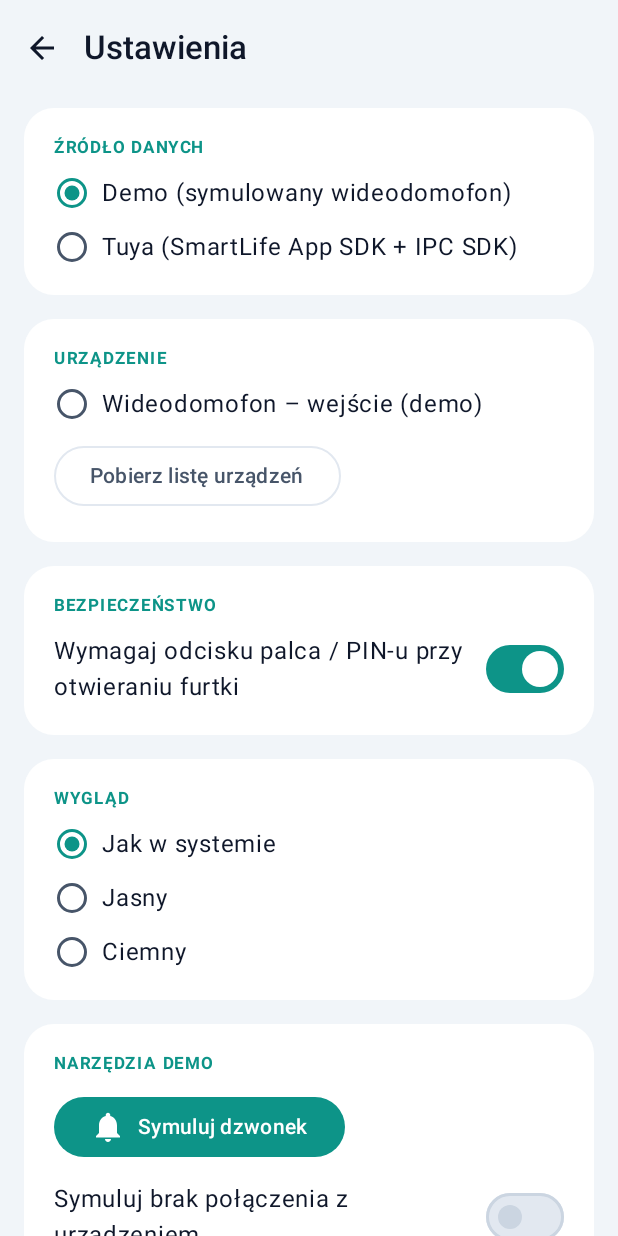
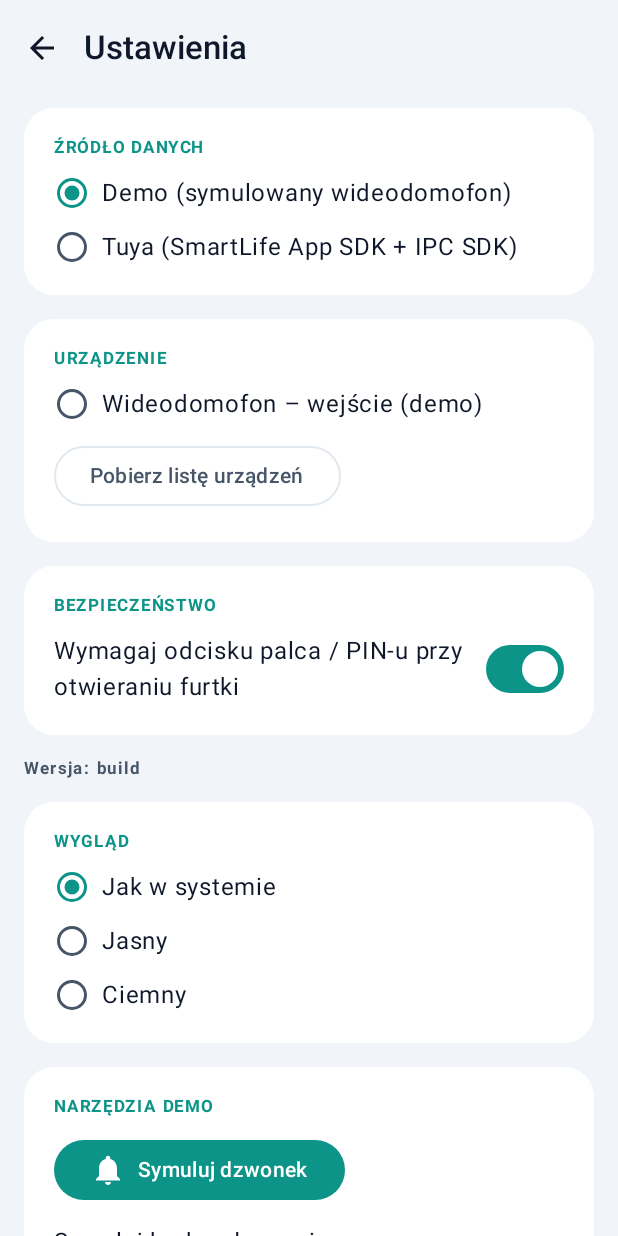
Before and after one commit to MichalSekula/MyVideoFonLite, an Android app built with Jetpack Compose: the SettingsScreen screen opened through its navigation route, on a phone screen of 412 x 824 dp. Run offline under Robolectric (Android 15) with nearby library versions, the phone set to English and light mode, and no system bars.

Commit message:
Show the CI build number in Settings, error dialogs and the APK artifact name
Co-Authored-By: Claude Opus 5.5 <noreply@anthropic.com>
Claude-Session: https://claude.ai/code/session_01Eu1VQGAdp6qwCcvcCuHeYh

```diff
--- a/app/build.gradle.kts
+++ b/app/build.gradle.kts
@@ -28,6 +28,8 @@ android {
         versionName = "0.1.0"
         testInstrumentationRunner = "androidx.test.runner.AndroidJUnitRunner"
 
+        // Numer builda z GitHub Actions – widoczny w Ustawieniach, żeby odróżnić wersje APK.
+        buildConfigField("String", "BUILD_ID", "\"${System.getenv("GITHUB_RUN_NUMBER") ?: "lokalny"}\"")
         buildConfigField("String", "TUYA_APP_KEY", "\"${localProps.getProperty("tuya.appKey", "")}\"")
         buildConfigField("String", "TUYA_APP_SECRET", "\"${localProps.getProperty("tuya.appSecret", "")}\"")
     }
--- a/app/src/main/java/pl/sekula/myvideofonlite/presentation/settings/SettingsScreen.kt
+++ b/app/src/main/java/pl/sekula/myvideofonlite/presentation/settings/SettingsScreen.kt
@@ -39,6 +39,7 @@ import androidx.compose.ui.text.input.KeyboardType
 import androidx.compose.ui.text.input.PasswordVisualTransformation
 import androidx.compose.ui.res.painterResource
 import androidx.compose.ui.unit.dp
+import pl.sekula.myvideofonlite.BuildConfig
 import pl.sekula.myvideofonlite.R
 import pl.sekula.myvideofonlite.presentation.common.SectionCard
 import androidx.lifecycle.compose.collectAsStateWithLifecycle
@@ -139,6 +140,12 @@ fun SettingsScreen(
                     onChange = viewModel::setRequireBiometric,
                 )
             }
+
+            Text(
+                "Wersja: build ${BuildConfig.BUILD_ID}",
+                style = MaterialTheme.typography.labelSmall,
+                color = MaterialTheme.colorScheme.onSurfaceVariant,
+            )
 
             SectionCard("Wygląd") {
                 RadioRow("Jak w systemie", settings.themeMode == ThemeMode.SYSTEM) { viewModel.setThemeMode(ThemeMode.SYSTEM) }
--- a/app/src/main/java/pl/sekula/myvideofonlite/presentation/settings/SettingsViewModel.kt
+++ b/app/src/main/java/pl/sekula/myvideofonlite/presentation/settings/SettingsViewModel.kt
@@ -1,5 +1,6 @@
 package pl.sekula.myvideofonlite.presentation.settings
 
+import pl.sekula.myvideofonlite.BuildConfig
 import androidx.lifecycle.ViewModel
 import androidx.lifecycle.viewModelScope
 import kotlinx.coroutines.flow.MutableStateFlow
@@ -95,7 +96,8 @@ class SettingsViewModel(
     fun requestRegistrationCode(countryCode: String, email: String) = launchBusy {
         _dialog.value = when (val r = repository.requestRegistrationCode(countryCode, email)) {
             is Outcome.Success -> "Tuya przyjęła prośbę i wysyła kod na $email. Mail może przyjść po kilku minutach – sprawdź też Spam i Oferty."
-            is Outcome.Failure -> "Nie wysłano kodu.\n\n" + (r.message ?: r.error.defaultMessage())
+            is Outcome.Failure -> "Nie wysłano kodu.\n\n" + (r.message ?: r.error.defaultMessage()) +
+                "\n\n(build ${BuildConfig.BUILD_ID})"
         }
     }
 
```
Also changed, not shown: 1 other file.
